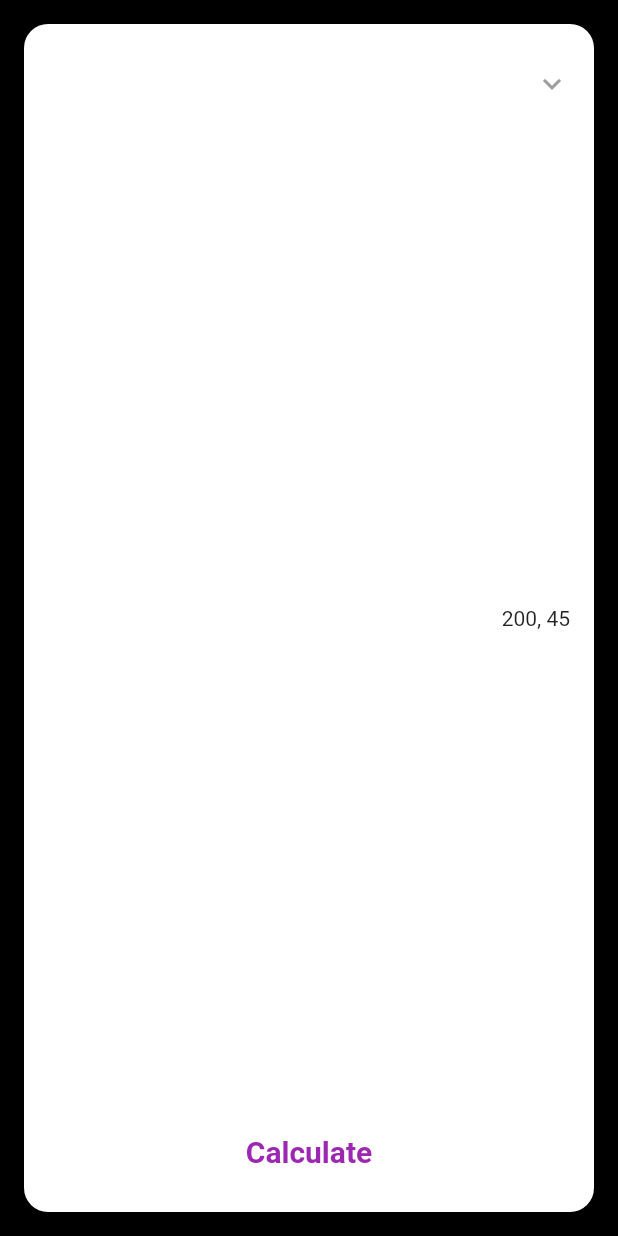
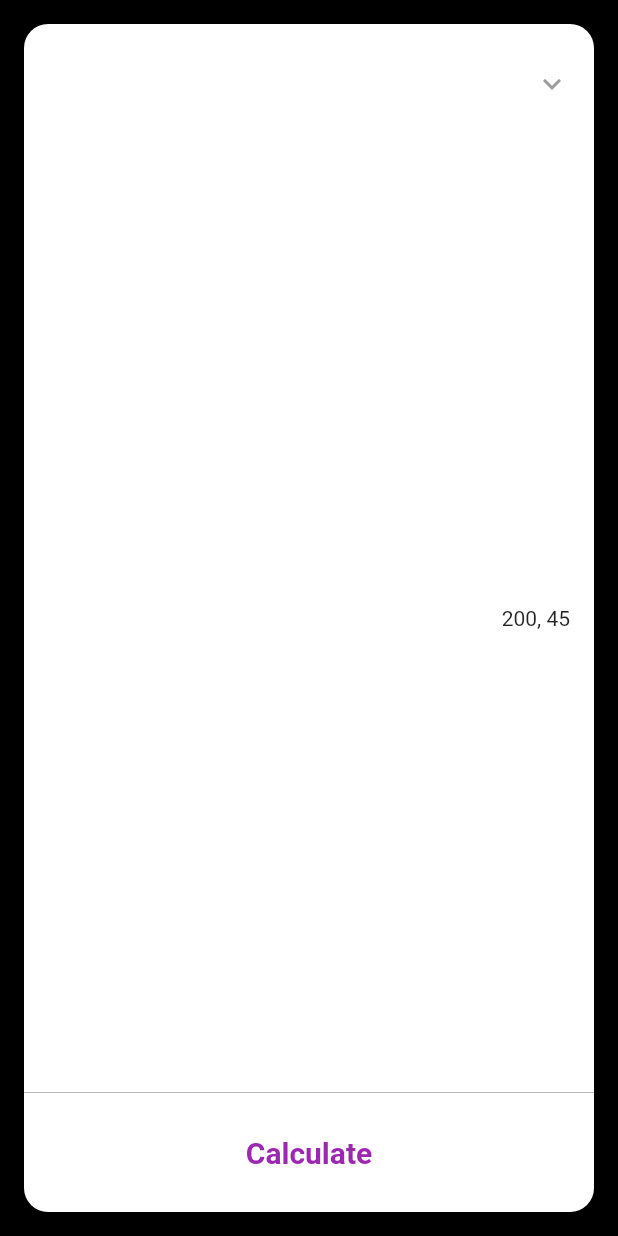
Before and after one commit to davidcrotty/flutter, a Flutter app: the screen it shows after launch, on a phone screen of 412 x 824 dp. Run offline on Flutter 3.47's test engine with Material 2 defaults, Android fonts, the phone set to English and light mode, and no system bars.

```diff
--- a/splitcalculator/split_calculator/lib/CalculatorForm.dart
+++ b/splitcalculator/split_calculator/lib/CalculatorForm.dart
@@ -44,6 +44,14 @@ class CalculatorForm extends StatelessWidget {
                           )),
                     ),
                     Container(
+                      decoration: BoxDecoration(
+                        border: Border(
+                          top: BorderSide(
+                            color: Colors.grey,
+                            width: 0.5
+                          )
+                        )
+                      ),
                       height: 80,
                       child: Align(
                         alignment: Alignment.center,
```
